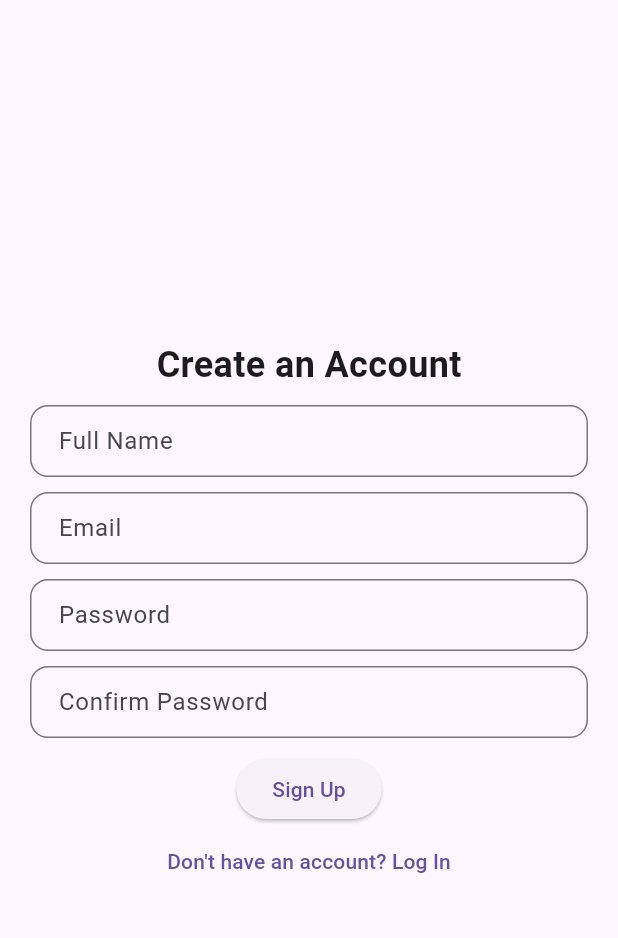
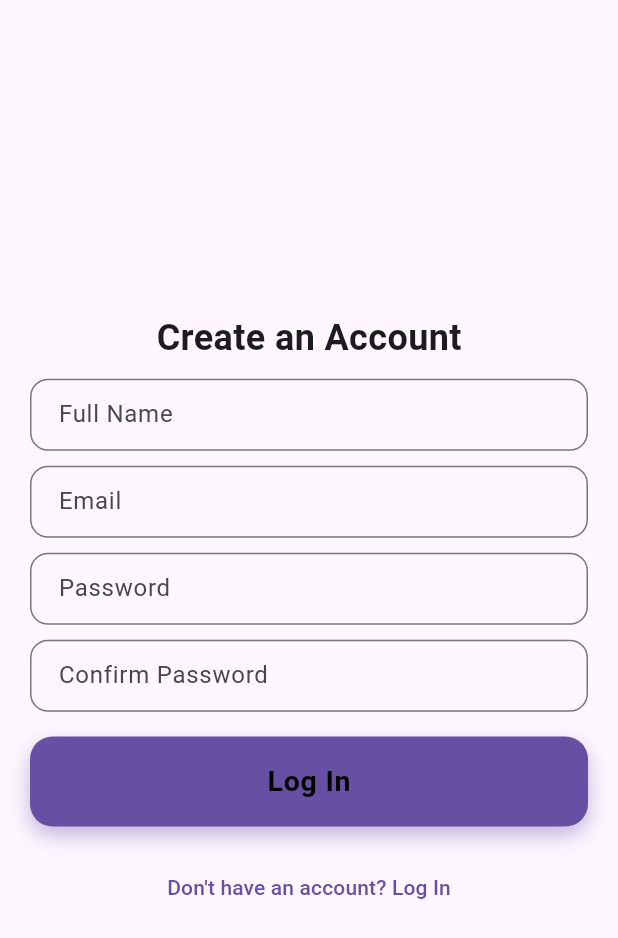
Before and after one commit to Mahad-Ghauri/tour_guide_application, a Flutter app: the screen it shows after launch, after a tap on "Log In", after a tap on "Don't have an account? Sign Up", on a phone screen of 412 x 824 dp. Shown: the top 938 px of the screen. Run offline on Flutter 3.47's test engine with Material 3 defaults, Android fonts, the phone set to English and light mode, and no system bars; our stand-ins replace google_fonts, supabase_flutter; accounts and stored records are empty; Roboto replaces fonts that are missing (Montaga).

Commit message:
Refactor login and signup screens to use AuthButton and improve error handling

```diff
--- a/lib/Screens/login_screen.dart
+++ b/lib/Screens/login_screen.dart
@@ -1,3 +1,5 @@
+// ignore_for_file: use_build_context_synchronously
+
 import 'package:flutter/material.dart';
 import 'package:tour_guide_application/Authentication/auth_controller.dart';
 import 'package:tour_guide_application/Components/auth_button.dart';
@@ -44,7 +46,7 @@ class _LoginScreenState extends State<LoginScreen> {
 
   @override
   Widget build(BuildContext context) {
-    final width = MediaQuery.of(context).size.width;
+    // final width = MediaQuery.of(context).size.width;
     final height = MediaQuery.of(context).size.height;
     return Scaffold(
       body: Padding(
@@ -94,14 +96,7 @@ class _LoginScreenState extends State<LoginScreen> {
                     ),
                   ),
                   SizedBox(height: 10),
-                  // ElevatedButton(
-                  //   onPressed: () {
-                  //     if (_formKey.currentState!.validate()) {
-                  //       // Perform login action
-                  //     }
-                  //   },
-                  //   child: Text("Sign In"),
-                  // ),
+
                   AuthButton(onPressed: _handleLogin, text: "Log In"),
                   SizedBox(height: height * 0.02),
                   TextButton(
--- a/lib/Screens/signup_screen.dart
+++ b/lib/Screens/signup_screen.dart
@@ -1,5 +1,9 @@
+// ignore_for_file: use_build_context_synchronously
+
 import 'package:flutter/material.dart';
 import 'package:tour_guide_application/Authentication/auth_controller.dart';
+import 'package:tour_guide_application/Components/auth_button.dart';
+import 'package:tour_guide_application/Interface/interface.dart';
 import 'package:tour_guide_application/Screens/login_screen.dart';
 import 'package:tour_guide_application/Components/custom_text_field.dart';
 import '../controllers/input_controllers.dart';
@@ -23,15 +27,25 @@ class _SignUpScreenState extends State<SignUpScreen> {
     super.dispose();
   }
 
-  Future<void> _handleLogin() async {
+  Future<void> _handleSignUp() async {
     if (_formKey.currentState!.validate()) {
+      if (inputController.passwordController.text !=
+          inputController.confirmPasswordController.text) {
+        ScaffoldMessenger.of(
+          context,
+        ).showSnackBar(const SnackBar(content: Text('Passwords do not match')));
+        return;
+      }
       await _authController
-          .signInWithEmailPassword(
+          .signUpWithEmailPassword(
             inputController.emailController.text,
             inputController.passwordController.text,
+            context,
           )
           .then((_) {
-            Navigator.of(context).pushReplacement(_elegantRoute(LoginScreen()));
+            Navigator.of(
+              context,
+            ).pushReplacement(_elegantRoute(LoginScreen()));
           });
     }
   }
@@ -39,7 +53,7 @@ class _SignUpScreenState extends State<SignUpScreen> {
   @override
   Widget build(BuildContext context) {
     final height = MediaQuery.of(context).size.height;
-    final width = MediaQuery.of(context).size.width;
+    // final width = MediaQuery.of(context).size.width;
     return Scaffold(
       body: Padding(
         padding: EdgeInsets.all(20.0),
@@ -100,15 +114,9 @@ class _SignUpScreenState extends State<SignUpScreen> {
                       return null;
                     },
                   ),
-                  SizedBox(height: 10),
-                  ElevatedButton(
-                    onPressed: () {
-                      if (_formKey.currentState!.validate()) {
-                        // Perform sign-up action
-                      }
-                    },
-                    child: Text("Sign Up"),
-                  ),
+                  SizedBox(height: height * 0.02),
+                  AuthButton(onPressed: _handleSignUp, text: "Log In"),
+                  SizedBox(height: height * 0.02),
                   TextButton(
                     onPressed: () {
                       Navigator.push(
--- /dev/null
+++ b/lib/consts.dart
@@ -0,0 +1,3 @@
+const url = "https://wkwhjswjekqlugndxegl.supabase.co";
+const anonKey =
+    "eyJhbGciOiJIUzI1NiIsInR5cCI6IkpXVCJ9.eyJpc3MiOiJzdXBhYmFzZSIsInJlZiI6Indrd2hqc3dqZWtxbHVnbmR4ZWdsIiwicm9sZSI6ImFub24iLCJpYXQiOjE3NDI0Nzg3MTQsImV4cCI6MjA1ODA1NDcxNH0.VNb3DAheO5YBx0rtSrk0S9vh13MI3TQlN0VnICQRAJk";
--- a/lib/main.dart
+++ b/lib/main.dart
@@ -1,19 +1,21 @@
+import 'dart:developer';
+
 import 'package:flutter/material.dart';
 import 'package:supabase_flutter/supabase_flutter.dart';
-import 'package:tour_guide_application/Screens/login_screen.dart';
-import 'package:tour_guide_application/Screens/signup_screen.dart';
-import 'package:tour_guide_application/Interface/interface.dart';
+import 'package:tour_guide_application/Authentication/auth_gate.dart';
+import 'package:tour_guide_application/consts.dart';
 
 Future<void> main() async {
   WidgetsFlutterBinding.ensureInitialized();
-
-  await Supabase.initialize(
-    url:
-        'https://wkwhjswjekqlugndxegl.supabase.co',
-    anonKey:
-        'eyJhbGciOiJIUzI1NiIsInR5cCI6IkpXVCJ9.eyJpc3MiOiJzdXBhYmFzZSIsInJlZiI6Indrd2hqc3dqZWtxbHVnbmR4ZWdsIiwicm9sZSI6ImFub24iLCJpYXQiOjE3NDI0Nzg3MTQsImV4cCI6MjA1ODA1NDcxNH0.VNb3DAheO5YBx0rtSrk0S9vh13MI3TQlN0VnICQRAJk', // Replace with your Supabase Anon Key
-  );
-  runApp(const MainApp());
+  await Supabase.initialize(url: url, anonKey: anonKey)
+      .then((value) {
+        log("Supabase Intiallized");
+        runApp(const MainApp());
+      })
+      .onError((error, stackTrace) {
+        log(error.toString());
+        log(stackTrace.toString());
+      });
 }
 
 class MainApp extends StatelessWidget {
@@ -21,14 +23,6 @@ class MainApp extends StatelessWidget {
 
   @override
   Widget build(BuildContext context) {
-    return MaterialApp(
-      home: const Scaffold(),
-      initialRoute: LoginScreen.id,
-      routes: {
-        LoginScreen.id: (context) => LoginScreen(),
-        SignUpScreen.id: (context) => SignUpScreen(),
-        InterfaceScreen.id: (context) => InterfaceScreen(),
-      },
-    );
+    return MaterialApp(home: AuthGate());
   }
 }
```
